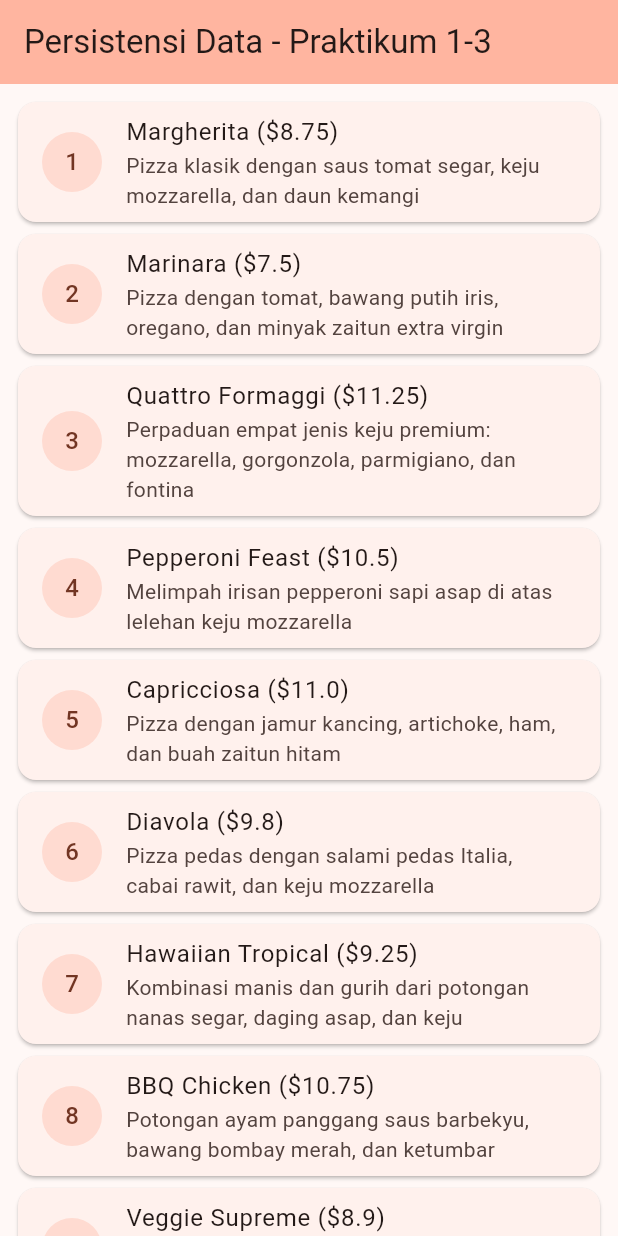
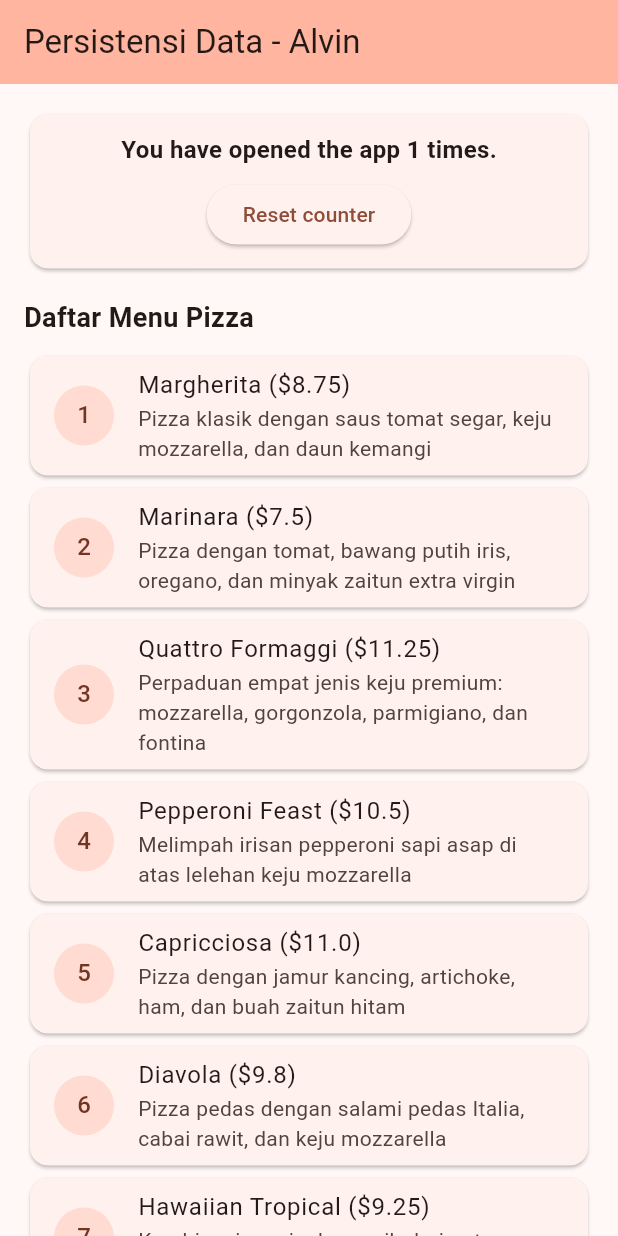
Before and after one commit to Vinn1105/flutter-fundamental, a Flutter app: the screen it shows after launch, on a phone screen of 412 x 824 dp. Run offline on Flutter 3.47's test engine with Material 3 defaults, Android fonts, the phone set to English and light mode, and no system bars; our stand-ins replace shared_preferences.

Commit message:
pertemuan 9 - pratikum 4

```diff
--- a/lib/main.dart
+++ b/lib/main.dart
@@ -1,5 +1,7 @@
 import 'dart:convert';
+
 import 'package:flutter/material.dart';
+import 'package:shared_preferences/shared_preferences.dart';
 import 'package:pml/model/pizza.dart';
 
 void main() {
@@ -12,7 +14,7 @@ class MyApp extends StatelessWidget {
   @override
   Widget build(BuildContext context) {
     return MaterialApp(
-      title: 'Persistensi Data - Praktikum 1-3',
+      title: 'Persistensi Data - Alvin',
       debugShowCheckedModeBanner: false,
       theme: ThemeData(
         colorScheme: ColorScheme.fromSeed(seedColor: Colors.deepOrange),
@@ -34,6 +36,9 @@ class _MyHomePageState extends State<MyHomePage> {
   // State untuk Praktikum 1 - 3 (JSON)
   List<Pizza> myPizzas = [];
 
+  // State untuk Praktikum 4 (SharedPreferences)
+  int appCounter = 0;
+
   @override
   void initState() {
     super.initState();
@@ -43,6 +48,9 @@ class _MyHomePageState extends State<MyHomePage> {
         myPizzas = value;
       });
     });
+
+    // Membaca dan menulis SharedPreferences (Praktikum 4)
+    readAndWritePreference();
   }
 
   // --- PRAKTIKUM 1, 2, 3: Membaca dan Konversi JSON ---
@@ -67,15 +75,70 @@ class _MyHomePageState extends State<MyHomePage> {
     return jsonEncode(pizzas.map((pizza) => pizza.toJson()).toList());
   }
 
+  // --- PRAKTIKUM 4: SHARED PREFERENCES ---
+  Future<void> readAndWritePreference() async {
+    SharedPreferences prefs = await SharedPreferences.getInstance();
+    int counter = prefs.getInt('appCounter') ?? 0;
+    counter++;
+    await prefs.setInt('appCounter', counter);
+    setState(() {
+      appCounter = counter;
+    });
+  }
+
+  Future<void> deletePreference() async {
+    SharedPreferences prefs = await SharedPreferences.getInstance();
+    await prefs.clear();
+    setState(() {
+      appCounter = 0;
+    });
+  }
+
   @override
   Widget build(BuildContext context) {
     return Scaffold(
       appBar: AppBar(
-        title: const Text('Persistensi Data - Praktikum 1-3'),
+        title: const Text('Persistensi Data - Alvin'),
         backgroundColor: Theme.of(context).colorScheme.inversePrimary,
       ),
-      body: ListView.builder(
-        padding: const EdgeInsets.all(8.0),
+      body: SingleChildScrollView(
+        padding: const EdgeInsets.all(16.0),
+        child: Column(
+          crossAxisAlignment: CrossAxisAlignment.stretch,
+          children: [
+            // Bagian Tampilan Praktikum 4 (SharedPreferences Counter)
+            Card(
+              child: Padding(
+                padding: const EdgeInsets.all(12.0),
+                child: Column(
+                  children: [
+                    Text(
+                      'You have opened the app $appCounter times.',
+                      style: const TextStyle(
+                        fontWeight: FontWeight.bold,
+                        fontSize: 16,
+                      ),
+                    ),
+                    const SizedBox(height: 8),
+                    ElevatedButton(
+                      onPressed: deletePreference,
+                      child: const Text('Reset counter'),
+                    ),
+                  ],
+                ),
+              ),
+            ),
+            const SizedBox(height: 16),
+
+            // Bagian Tampilan Praktikum 1 - 3 (ListView Pizza)
+            const Text(
+              'Daftar Menu Pizza',
+              style: TextStyle(fontSize: 18, fontWeight: FontWeight.bold),
+            ),
+            const SizedBox(height: 8),
+            ListView.builder(
+              shrinkWrap: true,
+              physics: const NeverScrollableScrollPhysics(),
               itemCount: myPizzas.length,
               itemBuilder: (context, index) {
                 final pizza = myPizzas[index];
@@ -88,6 +151,9 @@ class _MyHomePageState extends State<MyHomePage> {
                 );
               },
             ),
+          ],
+        ),
+      ),
     );
   }
 }
```
Lines whose indentation alone changed are shown as unchanged.
